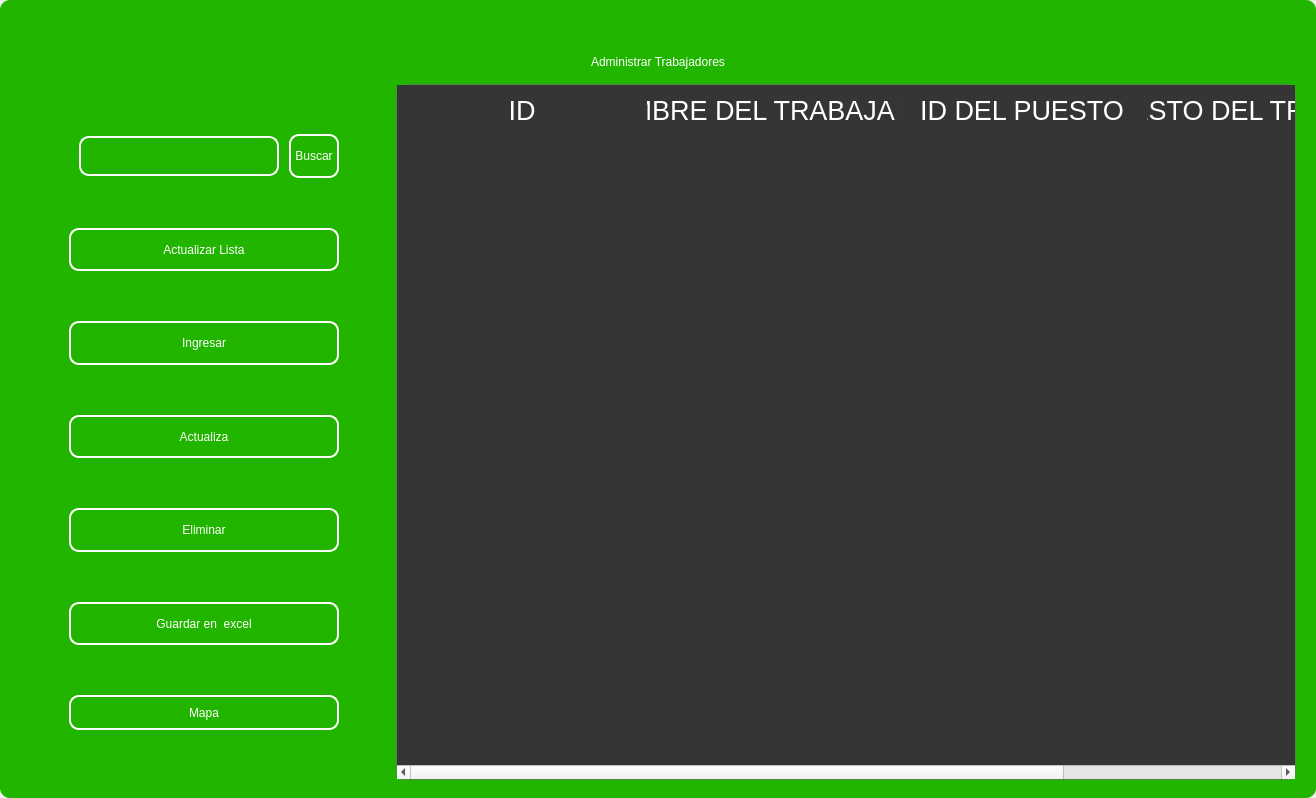
This is design/standar/mainemployee3.ui in codemiguel-dev/ERP-EmprendeSoft-Desktop as Qt 5 draws it before an edit. The edited form follows.
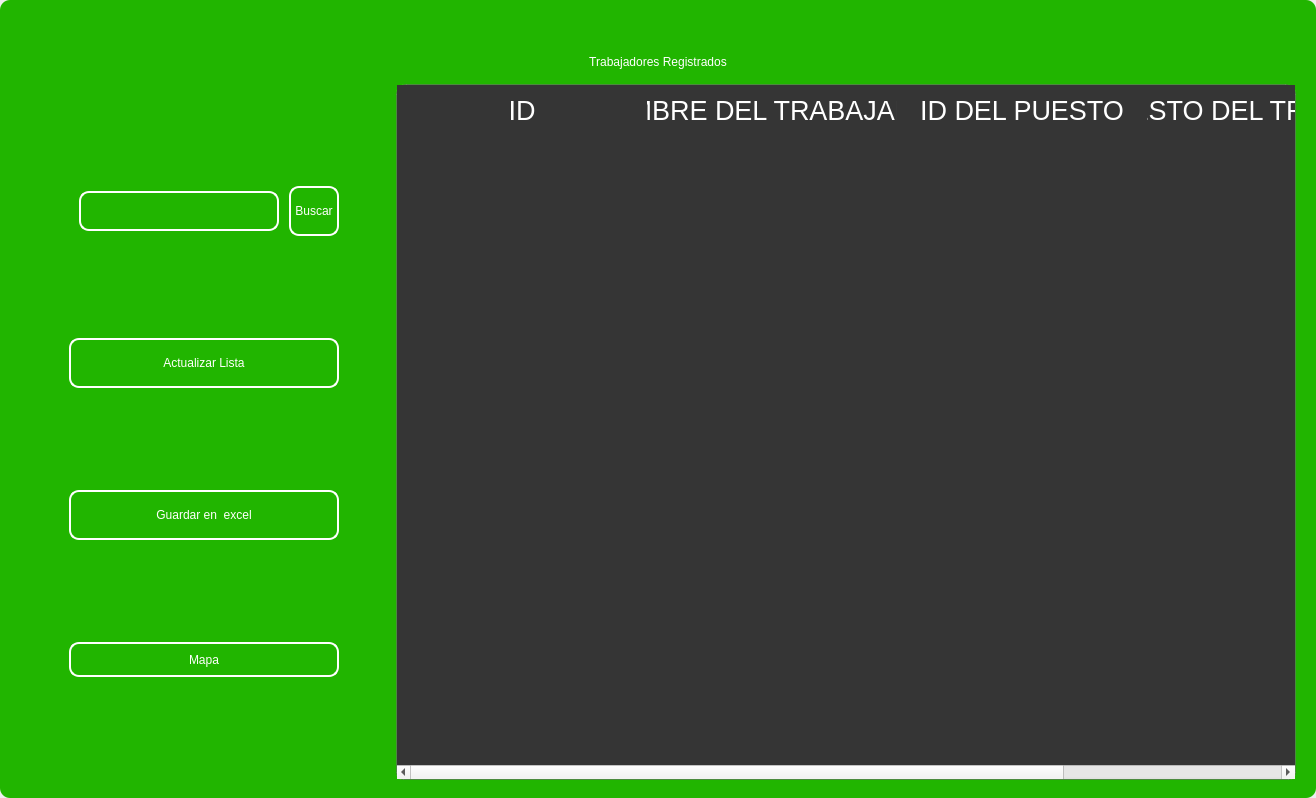
This is the edited form. Icons and pictures are not drawn.

```diff
--- a/design/standar/mainemployee3.ui
+++ b/design/standar/mainemployee3.ui
@@ -294,7 +294,7 @@
 color: rgb(255, 255, 255);</string>
          </property>
          <property name="text">
-          <string>Administrar Trabajadores</string>
+          <string>Trabajadores Registrados</string>
          </property>
          <property name="alignment">
           <set>Qt::AlignCenter</set>
@@ -552,138 +552,6 @@
               </property>
              </widget>
             </item>
-            <item>
-             <widget class="QPushButton" name="btn_add">
-              <property name="minimumSize">
-               <size>
-                <width>0</width>
-                <height>40</height>
-               </size>
-              </property>
-              <property name="maximumSize">
-               <size>
-                <width>300</width>
-                <height>50</height>
-               </size>
-              </property>
-              <property name="cursor">
-               <cursorShape>PointingHandCursor</cursorShape>
-              </property>
-              <property name="styleSheet">
-               <string notr="true">QPushButton{
-border-radius:10px; 
-font: 12pt &quot;Arial&quot;;
-color: rgb(255, 255, 254);
-border: 2px solid #ffffff;
-}
-
-QPushButton:hover{
-border-radius:10px; 
-font: 12pt &quot;Arial&quot;;
-color: rgb(255, 255, 255);
-border: 2px solid rgb(120, 0, 171);
-	background-color: rgb(120, 0, 171);
-}</string>
-              </property>
-              <property name="text">
-               <string>Ingresar</string>
-              </property>
-              <property name="iconSize">
-               <size>
-                <width>35</width>
-                <height>35</height>
-               </size>
-              </property>
-             </widget>
-            </item>
-            <item>
-             <widget class="QPushButton" name="btn_update">
-              <property name="minimumSize">
-               <size>
-                <width>0</width>
-                <height>40</height>
-               </size>
-              </property>
-              <property name="maximumSize">
-               <size>
-                <width>300</width>
-                <height>50</height>
-               </size>
-              </property>
-              <property name="cursor">
-               <cursorShape>PointingHandCursor</cursorShape>
-              </property>
-              <property name="styleSheet">
-               <string notr="true">QPushButton{
-border-radius:10px; 
-font: 12pt &quot;Arial&quot;;
-color: rgb(255, 255, 254);
-border: 2px solid #ffffff;
-}
-
-QPushButton:hover{
-border-radius:10px; 
-font: 12pt &quot;Arial&quot;;
-color: rgb(255, 255, 255);
-border: 2px solid rgb(120, 0, 171);
-	background-color: rgb(120, 0, 171);
-}</string>
-              </property>
-              <property name="text">
-               <string>Actualiza</string>
-              </property>
-              <property name="iconSize">
-               <size>
-                <width>35</width>
-                <height>35</height>
-               </size>
-              </property>
-             </widget>
-            </item>
-            <item>
-             <widget class="QPushButton" name="btn_delete">
-              <property name="minimumSize">
-               <size>
-                <width>0</width>
-                <height>40</height>
-               </size>
-              </property>
-              <property name="maximumSize">
-               <size>
-                <width>300</width>
-                <height>50</height>
-               </size>
-              </property>
-              <property name="cursor">
-               <cursorShape>PointingHandCursor</cursorShape>
-              </property>
-              <property name="styleSheet">
-               <string notr="true">QPushButton{
-border-radius:10px; 
-font: 12pt &quot;Arial&quot;;
-color: rgb(255, 255, 254);
-border: 2px solid #ffffff;
-}
-
-QPushButton:hover{
-border-radius:10px; 
-font: 12pt &quot;Arial&quot;;
-color: rgb(255, 255, 255);
-border: 2px solid rgb(120, 0, 171);
-	background-color: rgb(120, 0, 171);
-}</string>
-              </property>
-              <property name="text">
-               <string>Eliminar</string>
-              </property>
-              <property name="iconSize">
-               <size>
-                <width>35</width>
-                <height>35</height>
-               </size>
-              </property>
-             </widget>
-            </item>
             <item>
              <widget class="QPushButton" name="btn_excel">
               <property name="minimumSize">
```
